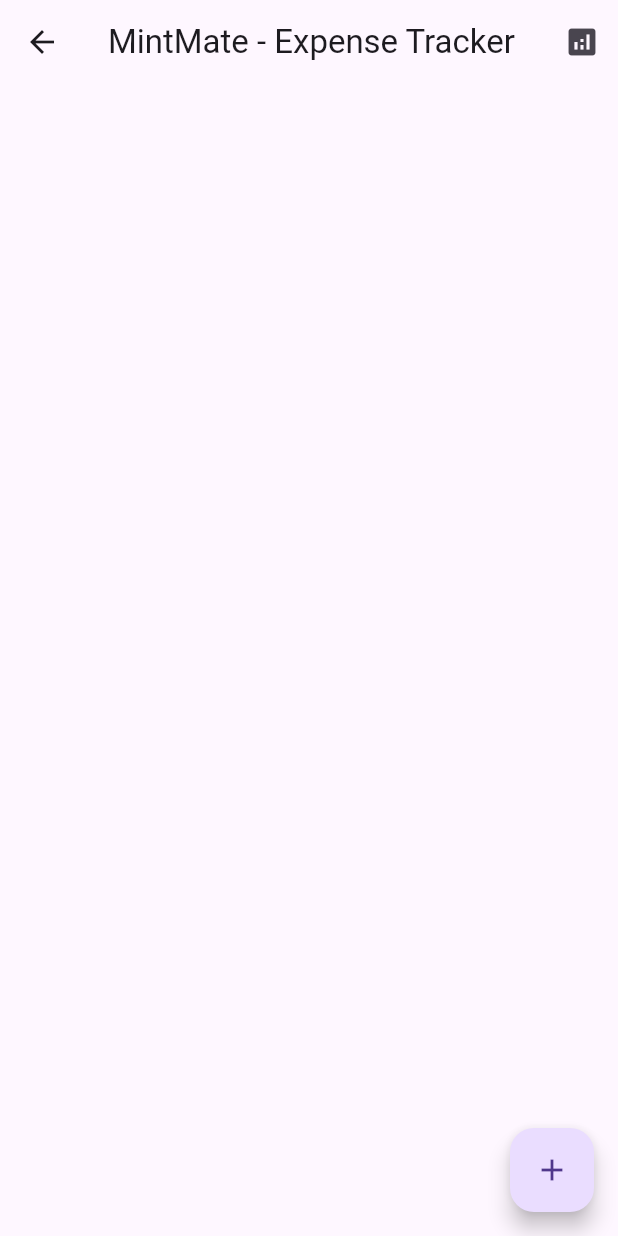
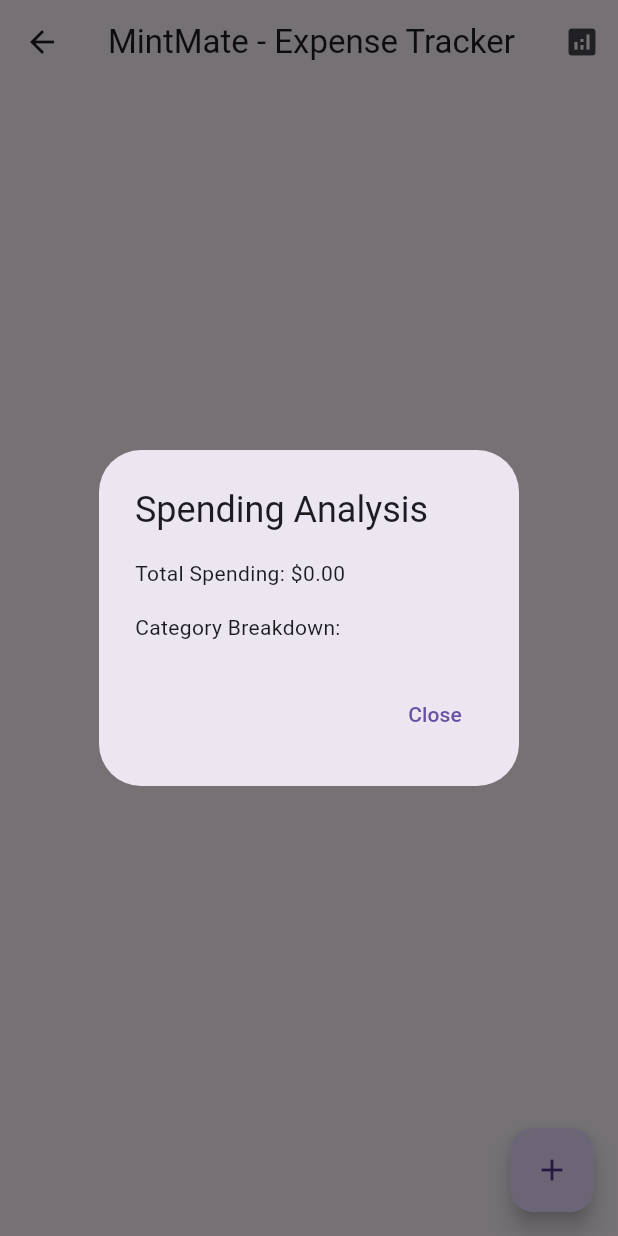
Before and after one commit to Arian-B/MintMate, a Flutter app: the ExpenseTrackingScreen screen opened by its route, after a tap on the "analytics" icon, on a phone screen of 412 x 824 dp. Run offline on Flutter 3.47's test engine with Material 3 defaults, Android fonts, the phone set to English and light mode, and no system bars; drawn by our look-alikes of fl_chart; our stand-ins replace firebase_auth, firebase_core, flutter_slidable, image_picker; missing offline and left inert: google_mlkit_text_recognition; accounts and stored records are empty.

Commit message:
feat: Implement AI-powered expense categorization and analytics

```diff
--- a/lib/screens/expense_tracking_screen.dart
+++ b/lib/screens/expense_tracking_screen.dart
@@ -5,8 +5,10 @@
 import '../services/ai_service.dart';
 
 class ExpenseTrackingScreen extends StatefulWidget {
+  const ExpenseTrackingScreen({super.key});
+
   @override
-  _ExpenseTrackingScreenState createState() => _ExpenseTrackingScreenState();
+  State<ExpenseTrackingScreen> createState() => _ExpenseTrackingScreenState();
 }
 
 class _ExpenseTrackingScreenState extends State<ExpenseTrackingScreen> {
@@ -18,16 +20,16 @@
   Widget build(BuildContext context) {
     return Scaffold(
       appBar: AppBar(
-        title: Text('MintMate - Expense Tracker'),
+        title: const Text('MintMate - Expense Tracker'),
         actions: [
           IconButton(
-            icon: Icon(Icons.analytics),
+            icon: const Icon(Icons.analytics),
             onPressed: _showAnalytics,
           ),
         ],
       ),
       body: _isLoading
-          ? Center(child: CircularProgressIndicator())
+          ? const Center(child: CircularProgressIndicator())
           : Column(
               children: [
                 _buildExpenseChart(),
@@ -38,7 +40,7 @@
             ),
       floatingActionButton: FloatingActionButton(
         onPressed: _addExpense,
-        child: Icon(Icons.add),
+        child: const Icon(Icons.add),
       ),
     );
   }
@@ -46,7 +48,7 @@
   Widget _buildExpenseChart() {
     return Container(
       height: 200,
-      padding: EdgeInsets.all(16),
+      padding: const EdgeInsets.all(16),
       child: PieChart(
         PieChartData(
           sections: _getChartSections(),
@@ -68,7 +70,7 @@
         final expense = _expenses[index];
         return Slidable(
           endActionPane: ActionPane(
-            motion: const ScrollMotion(),
+            motion: ScrollMotion(),
             children: [
               SlidableAction(
                 onPressed: (_) => _deleteExpense(expense),
@@ -84,7 +86,7 @@
             subtitle: Text(expense.category),
             trailing: Text(
               '\$${expense.amount.toStringAsFixed(2)}',
-              style: TextStyle(
+              style: const TextStyle(
                 fontWeight: FontWeight.bold,
                 color: Colors.green,
               ),
@@ -98,14 +100,14 @@
   Future<void> _addExpense() async {
     final result = await showDialog<Map<String, dynamic>>(
       context: context,
-      builder: (context) => AddExpenseDialog(),
+      builder: (context) => const AddExpenseDialog(),
     );
 
     if (result != null) {
       setState(() {
         _expenses.add(Expense(
           amount: result['amount'],
-          category: result['category'],
+          category: _aiService.categorizeExpense(result['description'], result['amount']),
           date: DateTime.now(),
           description: result['description'],
         ));
@@ -120,13 +122,45 @@
   }
 
   void _showAnalytics() {
-    // TODO: Implement analytics view
+    final analysis = _aiService.analyzeSpendingPatterns(
+      _expenses.map((e) => {
+        'amount': e.amount,
+        'category': e.category,
+      }).toList(),
+    );
+
+    showDialog(
+      context: context,
+      builder: (context) => AlertDialog(
+        title: const Text('Spending Analysis'),
+        content: Column(
+          mainAxisSize: MainAxisSize.min,
+          crossAxisAlignment: CrossAxisAlignment.start,
+          children: [
+            Text('Total Spending: \$${analysis['totalSpending'].toStringAsFixed(2)}'),
+            const SizedBox(height: 16),
+            const Text('Category Breakdown:'),
+            ...analysis['categoryPercentages'].entries.map((entry) =>
+              Text('${entry.key}: ${entry.value.toStringAsFixed(1)}%'),
+            ),
+          ],
+        ),
+        actions: [
+          TextButton(
+            onPressed: () => Navigator.pop(context),
+            child: const Text('Close'),
+          ),
+        ],
+      ),
+    );
   }
 }
 
 class AddExpenseDialog extends StatefulWidget {
+  const AddExpenseDialog({super.key});
+
   @override
-  _AddExpenseDialogState createState() => _AddExpenseDialogState();
+  State<AddExpenseDialog> createState() => _AddExpenseDialogState();
 }
 
 class _AddExpenseDialogState extends State<AddExpenseDialog> {
@@ -136,9 +170,16 @@
   String _selectedCategory = 'Other';
 
   @override
+  void dispose() {
+    _descriptionController.dispose();
+    _amountController.dispose();
+    super.dispose();
+  }
+
+  @override
   Widget build(BuildContext context) {
     return AlertDialog(
-      title: Text('Add Expense'),
+      title: const Text('Add Expense'),
       content: Form(
         key: _formKey,
         child: Column(
@@ -146,20 +187,20 @@
           children: [
             TextFormField(
               controller: _descriptionController,
-              decoration: InputDecoration(labelText: 'Description'),
+              decoration: const InputDecoration(labelText: 'Description'),
               validator: (value) =>
                   value?.isEmpty ?? true ? 'Please enter a description' : null,
             ),
             TextFormField(
               controller: _amountController,
-              decoration: InputDecoration(labelText: 'Amount'),
+              decoration: const InputDecoration(labelText: 'Amount'),
               keyboardType: TextInputType.number,
               validator: (value) =>
                   value?.isEmpty ?? true ? 'Please enter an amount' : null,
             ),
             DropdownButtonFormField<String>(
               value: _selectedCategory,
-              items: [
+              items: const [
                 'Food & Dining',
                 'Transportation',
                 'Housing',
@@ -184,11 +225,11 @@
       actions: [
         TextButton(
           onPressed: () => Navigator.pop(context),
-          child: Text('Cancel'),
+          child: const Text('Cancel'),
         ),
         ElevatedButton(
           onPressed: _submit,
-          child: Text('Add'),
+          child: const Text('Add'),
         ),
       ],
     );
```
